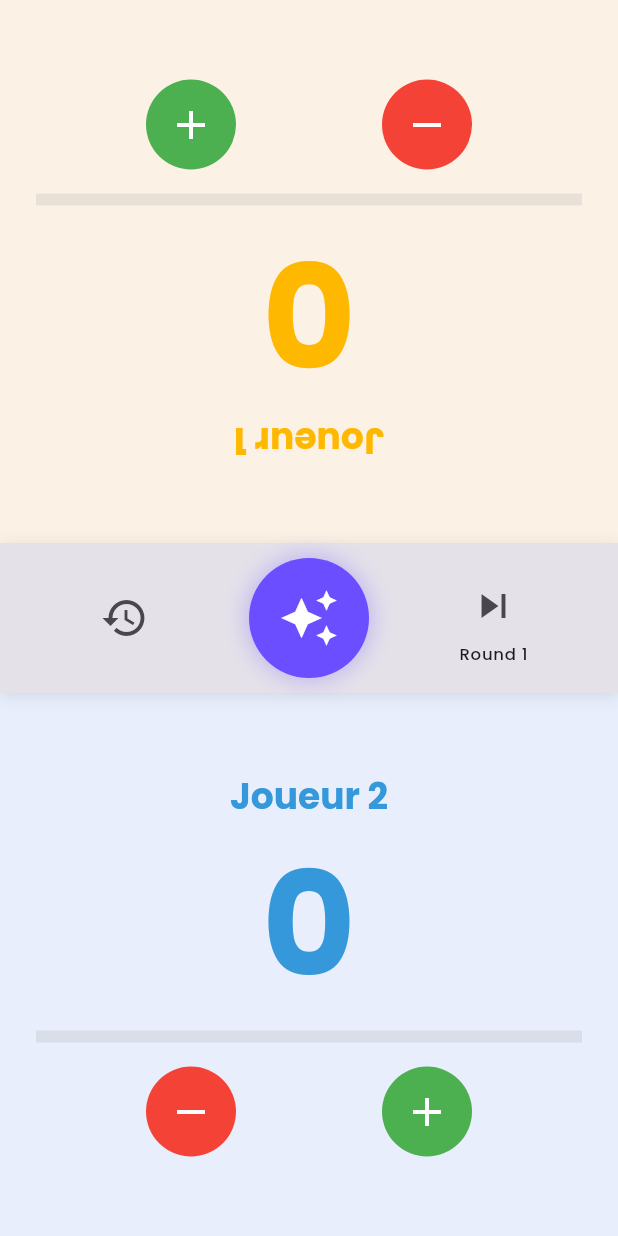
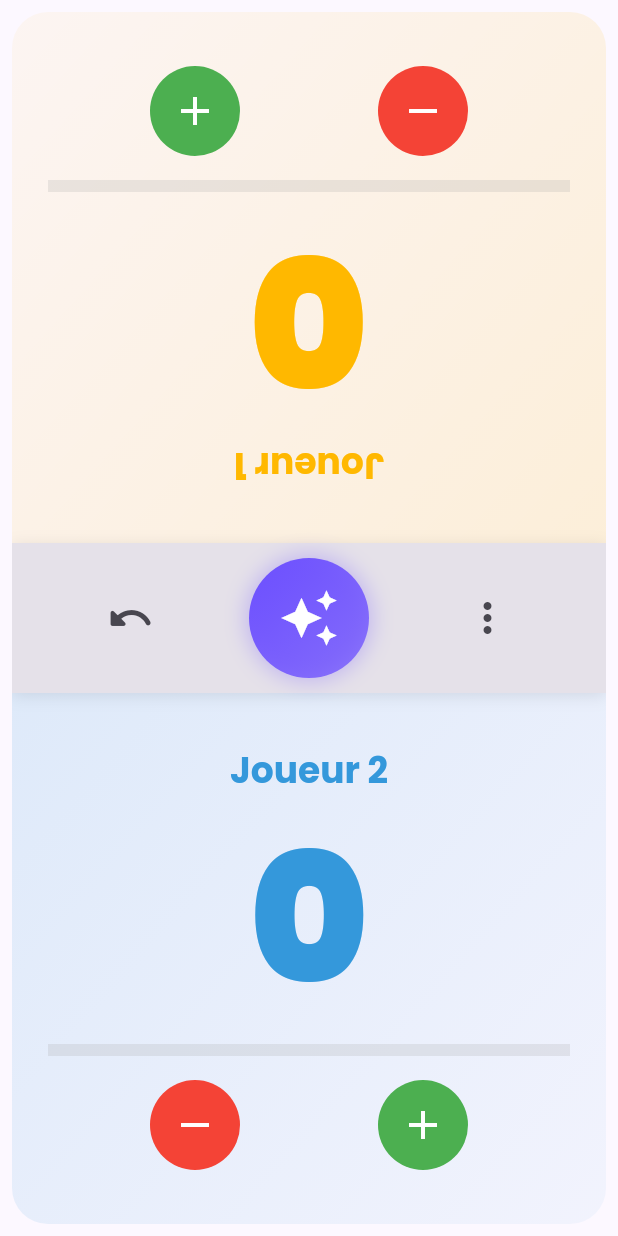
Before and after one commit to Jbijjer/lorcana_lore_counter, a Flutter app: the screen it shows after launch, on a phone screen of 412 x 824 dp. Run offline on Flutter 3.47's test engine with Material 3 defaults, Android fonts, the phone set to English and light mode, and no system bars; our stand-ins replace flutter_riverpod, freezed_annotation, google_fonts, hive_flutter, riverpod_annotation; accounts and stored records are empty; generated files the repository leaves out were written again.

Commit message:
Modernize UI with gradient design and new controls
- Add gradient backgrounds to player zones for modern look
- Enhance score typography (FontWeight.w900, size 120, letter spacing)
- Add rounded corners (24px) to main screen for phone-like appearance
- Replace history button with Undo button (bottom left)
- Replace round button with Options/Menu button (bottom right)
- Add gradient to center logo and make it tappable for next round

The interface is now more minimalist and elegant with a cleaner gradient design.

```diff
--- a/lib/features/game/presentation/screens/play_screen.dart
+++ b/lib/features/game/presentation/screens/play_screen.dart
@@ -71,6 +71,10 @@ class _PlayScreenState extends ConsumerState<PlayScreen> {
 
     return Scaffold(
       body: SafeArea(
+        child: Padding(
+          padding: const EdgeInsets.all(8.0),
+          child: ClipRRect(
+            borderRadius: BorderRadius.circular(24),
             child: Column(
               children: [
                 // Zone joueur 1 (en haut, tournée à 180°)
@@ -116,6 +120,8 @@ class _PlayScreenState extends ConsumerState<PlayScreen> {
                   },
                 ),
               ],
+            ),
+          ),
         ),
       ),
     );
@@ -178,21 +184,32 @@ class _CenterDivider extends StatelessWidget {
       child: Row(
         mainAxisAlignment: MainAxisAlignment.spaceEvenly,
         children: [
-          // Bouton historique
+          // Bouton Undo (en bas à gauche)
           IconButton(
-            icon: const Icon(Icons.history),
+            icon: const Icon(Icons.undo_rounded),
             onPressed: () {
-              // TODO: Afficher l'historique des rounds
+              HapticUtils.light();
+              // TODO: Implémenter le undo
             },
             iconSize: 32,
+            tooltip: 'Annuler',
           ),
 
           // Logo Lorcana (temporaire avec icône Flutter)
-          Container(
+          GestureDetector(
+            onTap: onNextRound,
+            child: Container(
               width: 80,
               height: 80,
               decoration: BoxDecoration(
-              color: AppTheme.primaryColor,
+                gradient: LinearGradient(
+                  begin: Alignment.topLeft,
+                  end: Alignment.bottomRight,
+                  colors: [
+                    AppTheme.primaryColor,
+                    AppTheme.primaryColor.withOpacity(0.7),
+                  ],
+                ),
                 shape: BoxShape.circle,
                 boxShadow: [
                   BoxShadow(
@@ -210,21 +227,17 @@ class _CenterDivider extends StatelessWidget {
                 ),
               ),
             ),
+          ),
 
-          // Bouton round suivant
-          Column(
-            mainAxisAlignment: MainAxisAlignment.center,
-            children: [
+          // Bouton Menu/Options (en bas à droite)
           IconButton(
-                icon: const Icon(Icons.skip_next),
-                onPressed: onNextRound,
+            icon: const Icon(Icons.more_vert_rounded),
+            onPressed: () {
+              HapticUtils.light();
+              // TODO: Afficher le menu d'options
+            },
             iconSize: 32,
-              ),
-              Text(
-                'Round $currentRound',
-                style: Theme.of(context).textTheme.labelSmall,
-              ),
-            ],
+            tooltip: 'Options',
           ),
         ],
       ),
--- a/lib/features/game/presentation/widgets/player_zone.dart
+++ b/lib/features/game/presentation/widgets/player_zone.dart
@@ -23,7 +23,16 @@ class PlayerZone extends StatelessWidget {
   @override
   Widget build(BuildContext context) {
     final content = Container(
-      color: player.color.withOpacity(0.1),
+      decoration: BoxDecoration(
+        gradient: LinearGradient(
+          begin: Alignment.topLeft,
+          end: Alignment.bottomRight,
+          colors: [
+            player.color.withOpacity(0.15),
+            player.color.withOpacity(0.05),
+          ],
+        ),
+      ),
       child: Column(
         mainAxisAlignment: MainAxisAlignment.center,
         children: [
@@ -47,9 +56,10 @@ class PlayerZone extends StatelessWidget {
             child: Text(
               score.toString(),
               style: Theme.of(context).textTheme.displayLarge?.copyWith(
-                    fontSize: 96,
-                    fontWeight: FontWeight.bold,
+                    fontSize: 120,
+                    fontWeight: FontWeight.w900,
                     color: player.color,
+                    letterSpacing: -4,
                   ),
             ),
           ),
```
Lines whose indentation alone changed are shown as unchanged.
